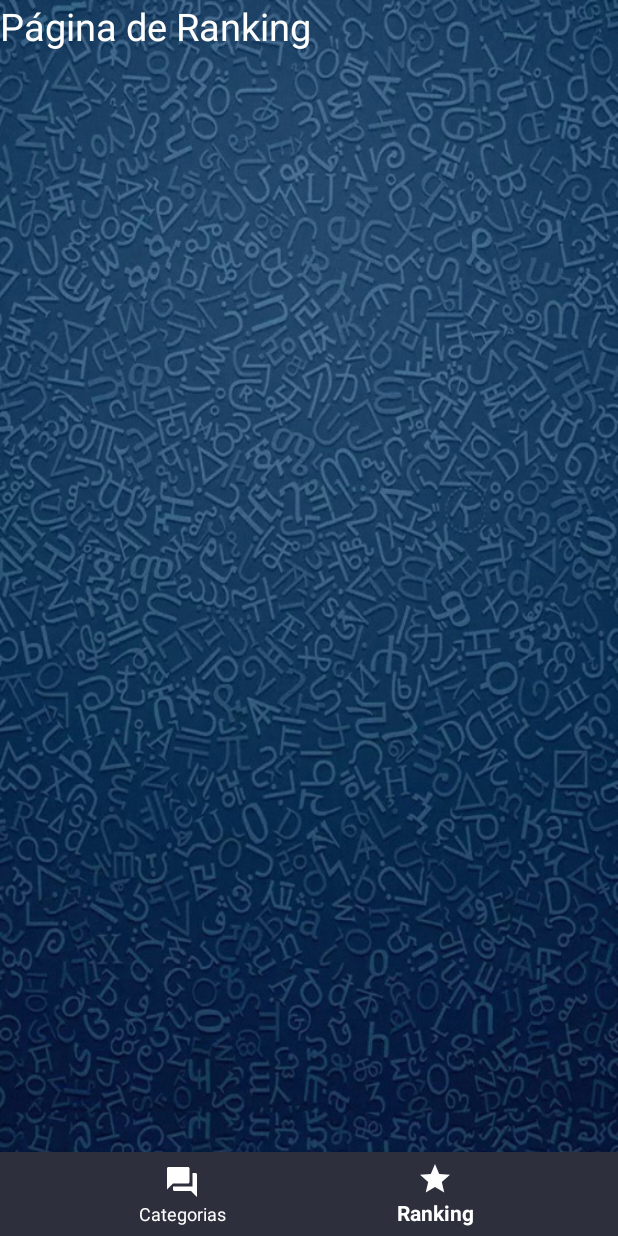
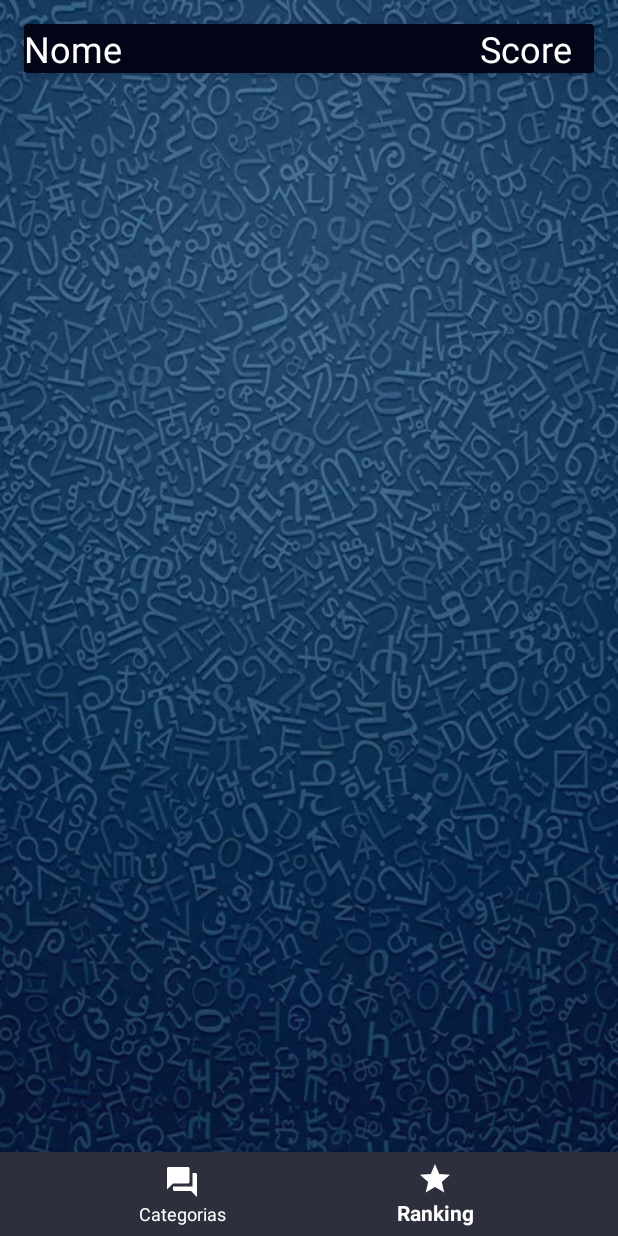
Before and after one commit to lucianobrsts/AndroidOnlineQuizApp, an Android app: the Home screen opened directly, with no data from a screen before it, item 2 of the bottom bar chosen, on a phone screen of 412 x 824 dp. Run offline under Robolectric (Android 15) with nearby library versions, the phone set to English and light mode, and no system bars; our stand-ins replace Firebase (no records; nobody signed in at launch, a user with empty details on screens opened directly), Picasso; 10 statements that could not run were skipped.

Commit message:
Implementado Scores e Rankings de usuários

```diff
--- /dev/null
+++ b/app/src/main/java/unit7/dev/androidonlinequizapp/Interface/RankingCallBack.java
@@ -0,0 +1,7 @@
+package unit7.dev.androidonlinequizapp.Interface;
+
+public interface RankingCallBack<T> {
+
+    void callBack(T ranking);
+
+}
--- a/app/src/main/java/unit7/dev/androidonlinequizapp/Playing.java
+++ b/app/src/main/java/unit7/dev/androidonlinequizapp/Playing.java
@@ -18,8 +18,8 @@ import unit7.dev.androidonlinequizapp.Common.Common;
 
 public class Playing extends AppCompatActivity implements View.OnClickListener{
 
-    final static long INTERVAL = 1000; // 1 segundo
-    final static long TIMEOUT = 7000; // 7 segundos
+    final static long INTERVAL = 2000; // 2 segundo
+    final static long TIMEOUT = 10000; // 10 segundos
     int progressValue = 0;
 
     CountDownTimer mCountDown;
--- a/app/src/main/java/unit7/dev/androidonlinequizapp/RankingFragment.java
+++ b/app/src/main/java/unit7/dev/androidonlinequizapp/RankingFragment.java
@@ -5,15 +5,40 @@ import android.net.Uri;
 import android.os.Bundle;
 import android.support.v4.app.Fragment;
 import android.support.annotation.Nullable;
+import android.support.v7.widget.LinearLayoutManager;
+import android.support.v7.widget.RecyclerView;
+import android.util.Log;
 import android.view.LayoutInflater;
 import android.view.View;
 import android.view.ViewGroup;
 
+import com.firebase.ui.database.FirebaseRecyclerAdapter;
+import com.google.firebase.database.DataSnapshot;
+import com.google.firebase.database.DatabaseError;
+import com.google.firebase.database.DatabaseReference;
+import com.google.firebase.database.FirebaseDatabase;
+import com.google.firebase.database.ValueEventListener;
+
+import unit7.dev.androidonlinequizapp.Common.Common;
+import unit7.dev.androidonlinequizapp.Interface.ItemClickListener;
+import unit7.dev.androidonlinequizapp.Interface.RankingCallBack;
+import unit7.dev.androidonlinequizapp.Model.QuestionScore;
+import unit7.dev.androidonlinequizapp.Model.Ranking;
+import unit7.dev.androidonlinequizapp.ViewHolder.RankingViewHolder;
 
 
 public class RankingFragment extends Fragment {
 
     View myFragment;
+
+    RecyclerView rankingList;
+    LinearLayoutManager layoutManager;
+    FirebaseRecyclerAdapter<Ranking, RankingViewHolder> adapter;
+
+    FirebaseDatabase database;
+    DatabaseReference questionScore, rankingTbl;
+
+    int sum = 0;
 
     public static RankingFragment newInstance() {
         RankingFragment rankingFragment = new RankingFragment();
@@ -23,13 +48,95 @@ public class RankingFragment extends Fragment {
     @Override
     public void onCreate(@Nullable Bundle savedInstanceState) {
         super.onCreate(savedInstanceState);
+
+        database = FirebaseDatabase.getInstance();
+        questionScore = database.getReference("Question_Score");
+        rankingTbl = database.getReference("Ranking");
     }
 
     @Nullable
     @Override
     public View onCreateView(LayoutInflater inflater, @Nullable ViewGroup container, @Nullable Bundle savedInstanceState) {
         myFragment = inflater.inflate(R.layout.fragment_ranking, container, false);
+
+        //Init View
+        rankingList = (RecyclerView) myFragment.findViewById(R.id.rankingList);
+        layoutManager = new LinearLayoutManager(getActivity());
+        rankingList.setHasFixedSize(true);
+
+        //Porque o método OrderByChild do firebase ordenará a lista ascendendo
+        //Então precisamos reverter nosso Recycler data
+        //Para LayoutManager
+
+        layoutManager.setReverseLayout(true);
+        layoutManager.setStackFromEnd(true);
+        rankingList.setLayoutManager(layoutManager);
+
+
+        //Implementando CallBack
+        updateScore(Common.currentUser.getNome(), new RankingCallBack<Ranking>() {
+            @Override
+            public void callBack(Ranking ranking) {
+                //Update para a tabela ranking
+                rankingTbl.child(ranking.getUserName()).setValue(ranking);
+
+                //showRanking(); //Depois do upload, precisamos organizar a tabela Ranking e mostrar resultados
+            }
+        });
+
+        //Setando Adapter
+        adapter = new FirebaseRecyclerAdapter<Ranking, RankingViewHolder>(
+            Ranking.class,
+            R.layout.layout_ranking,
+            RankingViewHolder.class,
+            rankingTbl.orderByChild("score")
+
+        ) {
+
+            @Override
+            protected void populateViewHolder(RankingViewHolder viewHolder, Ranking model, int position) {
+
+                viewHolder.txt_name.setText(model.getUserName());
+                viewHolder.txt_score.setText(String.valueOf(model.getScore()));
+
+                viewHolder.setItemClickListener(new ItemClickListener() {
+                    @Override
+                    public void onClick(View view, int position, boolean isLongClick) {
+
+                    }
+                });
+            }
+        };
+
+        adapter.notifyDataSetChanged();
+        rankingList.setAdapter(adapter);
+
         return myFragment;
     }
 
+    private void updateScore(final String nome, final RankingCallBack<Ranking> callBack) {
+        questionScore.orderByChild("user").equalTo(nome).addListenerForSingleValueEvent(new ValueEventListener() {
+            @Override
+            public void onDataChange(DataSnapshot dataSnapshot) {
+                for (DataSnapshot data:dataSnapshot.getChildren())
+                {
+                    QuestionScore ques = data.getValue(QuestionScore.class);
+                    sum += Integer.parseInt(ques.getScore());
+                }
+
+                //Depois de somar todos os escores, precisamos processar a variável sum aqui
+                //Porque firebase é assincrono db, então se processar fora, nosso valor de 'sum'
+                //será resetado para zero.
+                Ranking ranking = new Ranking(nome, sum);
+                callBack.callBack(ranking);
+            }
+
+            @Override
+            public void onCancelled(DatabaseError databaseError) {
+
+            }
+        });
+
+    }
+
 }
--- a/app/src/main/res/layout/fragment_ranking.xml
+++ b/app/src/main/res/layout/fragment_ranking.xml
@@ -1,16 +1,52 @@
 <?xml version="1.0" encoding="utf-8"?>
-<FrameLayout xmlns:android="http://schemas.android.com/apk/res/android"
+<RelativeLayout xmlns:android="http://schemas.android.com/apk/res/android"
+    xmlns:app="http://schemas.android.com/apk/res-auto"
     xmlns:tools="http://schemas.android.com/tools"
     android:layout_width="match_parent"
     android:layout_height="match_parent"
     tools:context=".RankingFragment">
 
-    <!-- TODO: Update blank fragment layout -->
-    <TextView
+    <android.support.v7.widget.CardView
+        android:id="@+id/title"
+        android:padding="16dp"
+        android:layout_margin="16dp"
         android:layout_width="match_parent"
-        android:layout_height="match_parent"
-        android:text="Página de Ranking"
-        android:textSize="25sp"
-        android:textColor="@android:color/white"/>
+        android:layout_height="wrap_content"
+        app:cardBackgroundColor="@color/colorPrimaryDark"
+        app:cardElevation="4dp">
 
-</FrameLayout>
+        <LinearLayout
+            android:orientation="horizontal"
+            android:weightSum="10"
+            android:layout_gravity="center"
+            android:gravity="center"
+            android:layout_width="match_parent"
+            android:layout_height="wrap_content">
+
+            <TextView
+                android:text="Nome"
+                android:textSize="24sp"
+                android:textColor="@android:color/white"
+                android:layout_weight="8"
+                android:layout_width="0dp"
+                android:layout_height="wrap_content" />
+
+            <TextView
+                android:text="Score"
+                android:textSize="24sp"
+                android:textColor="@android:color/white"
+                android:layout_weight="2"
+                android:layout_width="0dp"
+                android:layout_height="wrap_content" />
+
+        </LinearLayout>
+
+    </android.support.v7.widget.CardView>
+
+    <android.support.v7.widget.RecyclerView
+        android:id="@+id/rankingList"
+        android:layout_below="@+id/title"
+        android:layout_width="match_parent"
+        android:layout_height="match_parent"></android.support.v7.widget.RecyclerView>
+
+</RelativeLayout>
```
Also changed, not shown: app/src/main/java/unit7/dev/androidonlinequizapp/Model/Ranking.java (added, +31 -0 lines), app/src/main/java/unit7/dev/androidonlinequizapp/ViewHolder/RankingViewHolder.java (added, +34 -0 lines), app/src/main/res/layout/layout_ranking.xml (added, +39 -0 lines).
